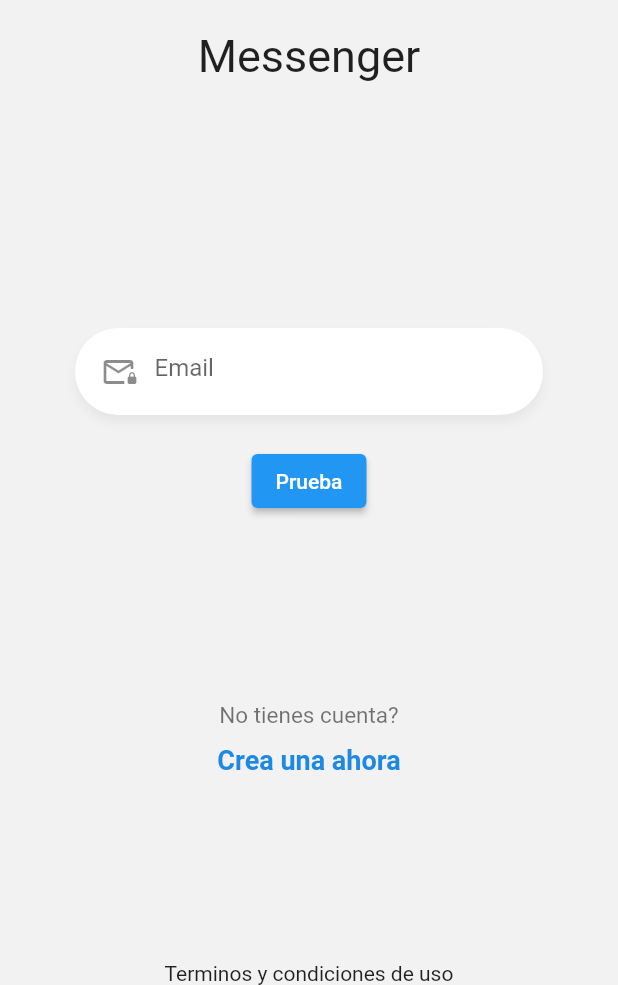
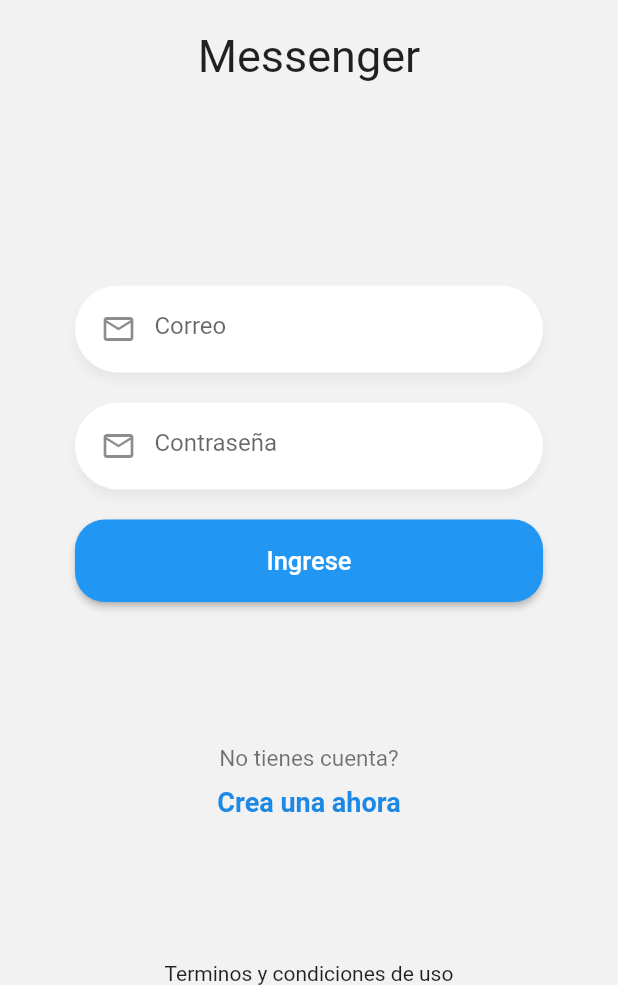
Before and after one commit to RaulOrtiz99/chat, a Flutter app: the screen it shows after launch, on a phone screen of 412 x 824 dp, the part 251-1236 px from its top. Run offline on Flutter 3.47's test engine with Material 2 defaults, Android fonts, the phone set to English and light mode, and no system bars.

Commit message:
agregando un boton personalizado

```diff
--- a/lib/routes/pages/login_page.dart
+++ b/lib/routes/pages/login_page.dart
@@ -1,3 +1,4 @@
+import 'package:chat/widgets/boton_azul.dart';
 import 'package:chat/widgets/custom_input.dart';
 import 'package:flutter/material.dart';
 
@@ -41,25 +42,34 @@ class __FormState extends State<_Form> {
 
   @override
   Widget build(BuildContext context) {
-    return Container(
+    return  Container(
         margin: EdgeInsets.only(top: 40),
         padding: EdgeInsets.symmetric(horizontal: 50),
         child: Column(
           children: [
             CustomInput(
-            icon: Icons.mail_lock_outlined,
+              icon: Icons.mail_outline_outlined,
               placeHolder: 'Correo',
               keyboardType: TextInputType.emailAddress,
               textController: emailCtrl,
             ),
-          ElevatedButton(
+            CustomInput(
+              icon: Icons.mail_outline_outlined,
+              placeHolder: 'Contraseña',
+              keyboardType: TextInputType.emailAddress,
+              textController: passCtrl,
+              isPassword: true,
+            ),
+            BotonAzul(
+              text: 'Ingrese',
               onPressed: () {
                 print(emailCtrl.text);
+                print(passCtrl.text);
               },
-            child: Text("Prueba"),
             )
           ],
         ),
+
     );
   }
 }
--- /dev/null
+++ b/lib/widgets/boton_azul.dart
@@ -0,0 +1,33 @@
+import 'package:flutter/material.dart';
+
+class BotonAzul extends StatelessWidget {
+  final String text;
+  final Function onPressed;
+
+  const BotonAzul({super.key, required this.text, required this.onPressed});
+
+  @override
+  Widget build(BuildContext context) {
+    return ElevatedButton(
+      style: ElevatedButton.styleFrom(
+          shape: RoundedRectangleBorder(
+        borderRadius: BorderRadius.circular(20.0),
+      )),
+      onPressed: () {
+        onPressed;
+      },
+      child: Container(
+        height: 55,
+        width: double.infinity,
+        child: Center(
+          child: Text(
+            text,
+            style: TextStyle(
+              fontSize: 17,
+            ),
+          ),
+        ),
+      ),
+    );
+  }
+}
--- a/lib/widgets/custom_input.dart
+++ b/lib/widgets/custom_input.dart
@@ -47,7 +47,7 @@ class CustomInput extends StatelessWidget {
           prefixIcon: Icon(this.icon),
           focusedBorder: InputBorder.none,
           border: InputBorder.none,
-          hintText: 'Email',
+          hintText: this.placeHolder,
         ),
       ),
     );
```
Lines whose indentation alone changed are shown as unchanged.
